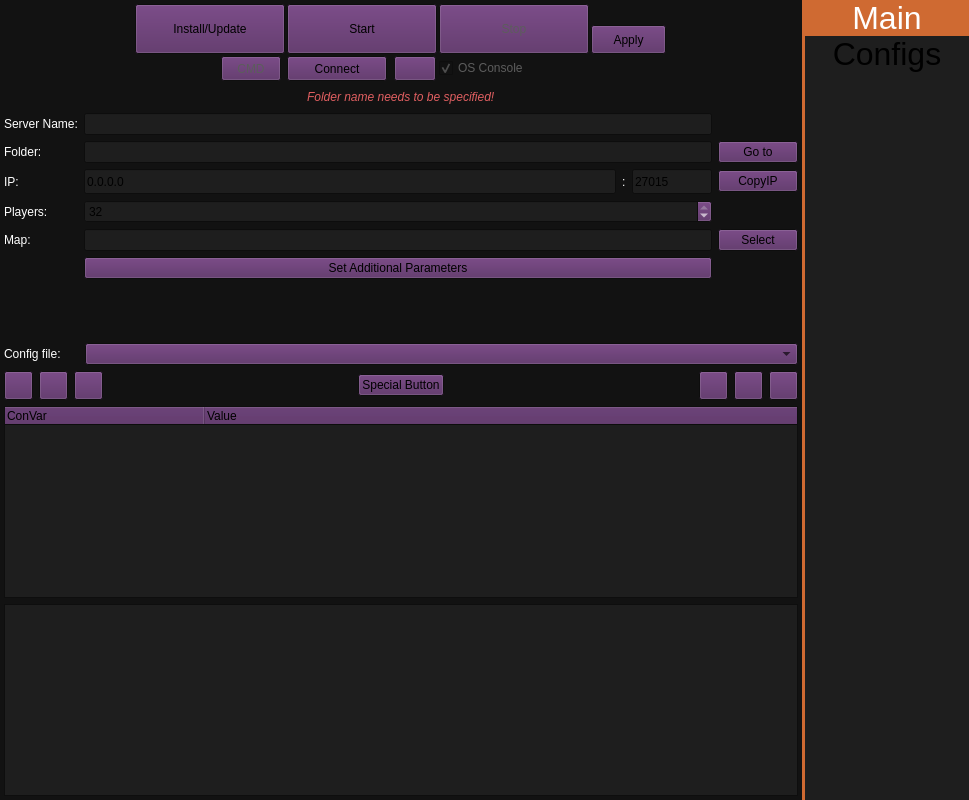
Qt form ui/serverwindow.ui (metootem/TF2-Dedicated-Server-Manager) before a commit.
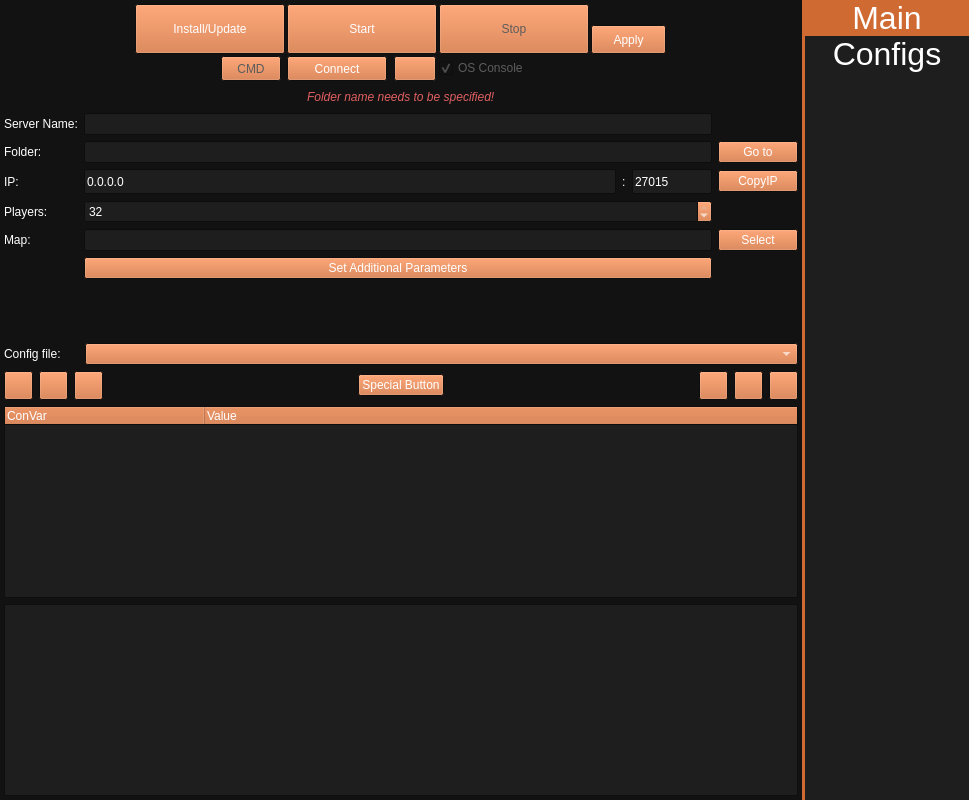
The same form after that commit. Icons and pictures are not drawn.

Commit message: Added app icon and main palette to widgets

What changed in the file:
```diff
--- a/ui/serverwindow.ui
+++ b/ui/serverwindow.ui
@@ -25,9 +25,9 @@
      <colorrole role="Button">
       <brush brushstyle="SolidPattern">
        <color alpha="255">
-        <red>85</red>
-        <green>40</green>
-        <blue>97</blue>
+        <red>207</red>
+        <green>106</green>
+        <blue>50</blue>
        </color>
       </brush>
      </colorrole>
@@ -49,6 +49,24 @@
        </color>
       </brush>
      </colorrole>
+     <colorrole role="Text">
+      <brush brushstyle="SolidPattern">
+       <color alpha="255">
+        <red>255</red>
+        <green>255</green>
+        <blue>255</blue>
+       </color>
+      </brush>
+     </colorrole>
+     <colorrole role="ButtonText">
+      <brush brushstyle="SolidPattern">
+       <color alpha="255">
+        <red>255</red>
+        <green>255</green>
+        <blue>255</blue>
+       </color>
+      </brush>
+     </colorrole>
      <colorrole role="Base">
       <brush brushstyle="SolidPattern">
        <color alpha="255">
@@ -70,9 +88,18 @@
      <colorrole role="Highlight">
       <brush brushstyle="SolidPattern">
        <color alpha="255">
-        <red>85</red>
-        <green>40</green>
-        <blue>97</blue>
+        <red>207</red>
+        <green>106</green>
+        <blue>50</blue>
+       </color>
+      </brush>
+     </colorrole>
+     <colorrole role="LinkVisited">
+      <brush brushstyle="SolidPattern">
+       <color alpha="255">
+        <red>255</red>
+        <green>158</green>
+        <blue>105</blue>
        </color>
       </brush>
      </colorrole>
@@ -108,9 +135,9 @@
      <colorrole role="Button">
       <brush brushstyle="SolidPattern">
        <color alpha="255">
-        <red>85</red>
-        <green>40</green>
-        <blue>97</blue>
+        <red>207</red>
+        <green>106</green>
+        <blue>50</blue>
        </color>
       </brush>
      </colorrole>
@@ -132,6 +159,24 @@
        </color>
       </brush>
      </colorrole>
+     <colorrole role="Text">
+      <brush brushstyle="SolidPattern">
+       <color alpha="255">
+        <red>255</red>
+        <green>255</green>
+        <blue>255</blue>
+       </color>
+      </brush>
+     </colorrole>
+     <colorrole role="ButtonText">
+      <brush brushstyle="SolidPattern">
+       <color alpha="255">
+        <red>255</red>
+        <green>255</green>
+        <blue>255</blue>
+       </color>
+      </brush>
+     </colorrole>
      <colorrole role="Base">
       <brush brushstyle="SolidPattern">
        <color alpha="255">
@@ -153,9 +198,18 @@
      <colorrole role="Highlight">
       <brush brushstyle="SolidPattern">
        <color alpha="255">
-        <red>85</red>
-        <green>40</green>
-        <blue>97</blue>
+        <red>207</red>
+        <green>106</green>
+        <blue>50</blue>
+       </color>
+      </brush>
+     </colorrole>
+     <colorrole role="LinkVisited">
+      <brush brushstyle="SolidPattern">
+       <color alpha="255">
+        <red>255</red>
+        <green>158</green>
+        <blue>105</blue>
        </color>
       </brush>
      </colorrole>
@@ -191,9 +245,9 @@
      <colorrole role="Button">
       <brush brushstyle="SolidPattern">
        <color alpha="255">
-        <red>85</red>
-        <green>40</green>
-        <blue>97</blue>
+        <red>207</red>
+        <green>106</green>
+        <blue>50</blue>
        </color>
       </brush>
      </colorrole>
@@ -251,6 +305,15 @@
        </color>
       </brush>
      </colorrole>
+     <colorrole role="LinkVisited">
+      <brush brushstyle="SolidPattern">
+       <color alpha="255">
+        <red>255</red>
+        <green>158</green>
+        <blue>105</blue>
+       </color>
+      </brush>
+     </colorrole>
      <colorrole role="AlternateBase">
       <brush brushstyle="SolidPattern">
        <color alpha="255">
@@ -854,7 +917,333 @@
            </widget>
           </item>
           <item>
-           <widget class="QComboBox" name="cmbConfigFile"/>
+           <widget class="QComboBox" name="cmbConfigFile">
+            <property name="palette">
+             <palette>
+              <active>
+               <colorrole role="WindowText">
+                <brush brushstyle="SolidPattern">
+                 <color alpha="255">
+                  <red>255</red>
+                  <green>255</green>
+                  <blue>255</blue>
+                 </color>
+                </brush>
+               </colorrole>
+               <colorrole role="Button">
+                <brush brushstyle="SolidPattern">
+                 <color alpha="255">
+                  <red>207</red>
+                  <green>106</green>
+                  <blue>50</blue>
+                 </color>
+                </brush>
+               </colorrole>
+               <colorrole role="Dark">
+                <brush brushstyle="SolidPattern">
+                 <color alpha="255">
+                  <red>92</red>
+                  <green>92</green>
+                  <blue>92</blue>
+                 </color>
+                </brush>
+               </colorrole>
+               <colorrole role="Mid">
+                <brush brushstyle="SolidPattern">
+                 <color alpha="255">
+                  <red>127</red>
+                  <green>127</green>
+                  <blue>127</blue>
+                 </color>
+                </brush>
+               </colorrole>
+               <colorrole role="Text">
+                <brush brushstyle="SolidPattern">
+                 <color alpha="255">
+                  <red>255</red>
+                  <green>255</green>
+                  <blue>255</blue>
+                 </color>
+                </brush>
+               </colorrole>
+               <colorrole role="ButtonText">
+                <brush brushstyle="SolidPattern">
+                 <color alpha="255">
+                  <red>255</red>
+                  <green>255</green>
+                  <blue>255</blue>
+                 </color>
+                </brush>
+               </colorrole>
+               <colorrole role="Base">
+                <brush brushstyle="SolidPattern">
+                 <color alpha="255">
+                  <red>30</red>
+                  <green>30</green>
+                  <blue>30</blue>
+                 </color>
+                </brush>
+               </colorrole>
+               <colorrole role="Window">
+                <brush brushstyle="SolidPattern">
+                 <color alpha="255">
+                  <red>18</red>
+                  <green>18</green>
+                  <blue>18</blue>
+                 </color>
+                </brush>
+               </colorrole>
+               <colorrole role="Highlight">
+                <brush brushstyle="SolidPattern">
+                 <color alpha="255">
+                  <red>207</red>
+                  <green>106</green>
+                  <blue>50</blue>
+                 </color>
+                </brush>
+               </colorrole>
+               <colorrole role="LinkVisited">
+                <brush brushstyle="SolidPattern">
+                 <color alpha="255">
+                  <red>255</red>
+                  <green>158</green>
+                  <blue>105</blue>
+                 </color>
+                </brush>
+               </colorrole>
+               <colorrole role="AlternateBase">
+                <brush brushstyle="SolidPattern">
+                 <color alpha="255">
+                  <red>45</red>
+                  <green>45</green>
+                  <blue>45</blue>
+                 </color>
+                </brush>
+               </colorrole>
+               <colorrole role="ToolTipBase">
+                <brush brushstyle="SolidPattern">
+                 <color alpha="255">
+                  <red>97</red>
+                  <green>97</green>
+                  <blue>97</blue>
+                 </color>
+                </brush>
+               </colorrole>
+              </active>
+              <inactive>
+               <colorrole role="WindowText">
+                <brush brushstyle="SolidPattern">
+                 <color alpha="255">
+                  <red>255</red>
+                  <green>255</green>
+                  <blue>255</blue>
+                 </color>
+                </brush>
+               </colorrole>
+               <colorrole role="Button">
+                <brush brushstyle="SolidPattern">
+                 <color alpha="255">
+                  <red>207</red>
+                  <green>106</green>
+                  <blue>50</blue>
+                 </color>
+                </brush>
+               </colorrole>
+               <colorrole role="Dark">
+                <brush brushstyle="SolidPattern">
+                 <color alpha="255">
+                  <red>92</red>
+                  <green>92</green>
+                  <blue>92</blue>
+                 </color>
+                </brush>
+               </colorrole>
+               <colorrole role="Mid">
+                <brush brushstyle="SolidPattern">
+                 <color alpha="255">
+                  <red>127</red>
+                  <green>127</green>
+                  <blue>127</blue>
+                 </color>
+                </brush>
+               </colorrole>
+               <colorrole role="Text">
+                <brush brushstyle="SolidPattern">
+                 <color alpha="255">
+                  <red>255</red>
+                  <green>255</green>
+                  <blue>255</blue>
+                 </color>
+                </brush>
+               </colorrole>
+               <colorrole role="ButtonText">
+                <brush brushstyle="SolidPattern">
+                 <color alpha="255">
+                  <red>255</red>
+                  <green>255</green>
+                  <blue>255</blue>
+                 </color>
+                </brush>
+               </colorrole>
+               <colorrole role="Base">
+                <brush brushstyle="SolidPattern">
+                 <color alpha="255">
+                  <red>30</red>
+                  <green>30</green>
+                  <blue>30</blue>
+                 </color>
+                </brush>
+               </colorrole>
+               <colorrole role="Window">
+                <brush brushstyle="SolidPattern">
+                 <color alpha="255">
+                  <red>18</red>
+                  <green>18</green>
+                  <blue>18</blue>
+                 </color>
+                </brush>
+               </colorrole>
+               <colorrole role="Highlight">
+                <brush brushstyle="SolidPattern">
+                 <color alpha="255">
+                  <red>207</red>
+                  <green>106</green>
+                  <blue>50</blue>
+                 </color>
+                </brush>
+               </colorrole>
+               <colorrole role="LinkVisited">
+                <brush brushstyle="SolidPattern">
+                 <color alpha="255">
+                  <red>255</red>
+                  <green>158</green>
+                  <blue>105</blue>
+                 </color>
+                </brush>
+               </colorrole>
+               <colorrole role="AlternateBase">
+                <brush brushstyle="SolidPattern">
+                 <color alpha="255">
+                  <red>45</red>
+                  <green>45</green>
+                  <blue>45</blue>
+                 </color>
+                </brush>
+               </colorrole>
+               <colorrole role="ToolTipBase">
+                <brush brushstyle="SolidPattern">
+                 <color alpha="255">
+                  <red>97</red>
+                  <green>97</green>
+                  <blue>97</blue>
+                 </color>
+                </brush>
+               </colorrole>
+              </inactive>
+              <disabled>
+               <colorrole role="WindowText">
+                <brush brushstyle="SolidPattern">
+                 <color alpha="255">
+                  <red>92</red>
+                  <green>92</green>
+                  <blue>92</blue>
+                 </color>
+                </brush>
+               </colorrole>
+               <colorrole role="Button">
+                <brush brushstyle="SolidPattern">
+                 <color alpha="255">
+                  <red>207</red>
+                  <green>106</green>
+                  <blue>50</blue>
+                 </color>
+                </brush>
+               </colorrole>
+               <colorrole role="Dark">
+                <brush brushstyle="SolidPattern">
+                 <color alpha="255">
+                  <red>92</red>
+                  <green>92</green>
+                  <blue>92</blue>
+                 </color>
+                </brush>
+               </colorrole>
+               <colorrole role="Mid">
+                <brush brushstyle="SolidPattern">
+                 <color alpha="255">
+                  <red>127</red>
+                  <green>127</green>
+                  <blue>127</blue>
+                 </color>
+                </brush>
+               </colorrole>
+               <colorrole role="Text">
+                <brush brushstyle="SolidPattern">
+                 <color alpha="255">
+                  <red>92</red>
+                  <green>92</green>
+                  <blue>92</blue>
+                 </color>
+                </brush>
+               </colorrole>
+               <colorrole role="ButtonText">
+                <brush brushstyle="SolidPattern">
+                 <color alpha="255">
+                  <red>92</red>
+                  <green>92</green>
+                  <blue>92</blue>
+                 </color>
+                </brush>
+               </colorrole>
+               <colorrole role="Base">
+                <brush brushstyle="SolidPattern">
+                 <color alpha="255">
+                  <red>18</red>
+                  <green>18</green>
+                  <blue>18</blue>
+                 </color>
+                </brush>
+               </colorrole>
+               <colorrole role="Window">
+                <brush brushstyle="SolidPattern">
+                 <color alpha="255">
+                  <red>18</red>
+                  <green>18</green>
+                  <blue>18</blue>
+                 </color>
+                </brush>
+               </colorrole>
+               <colorrole role="LinkVisited">
+                <brush brushstyle="SolidPattern">
+                 <color alpha="255">
+                  <red>255</red>
+                  <green>158</green>
+                  <blue>105</blue>
+                 </color>
+                </brush>
+               </colorrole>
+               <colorrole role="AlternateBase">
+                <brush brushstyle="SolidPattern">
+                 <color alpha="255">
+                  <red>45</red>
+                  <green>45</green>
+                  <blue>45</blue>
+                 </color>
+                </brush>
+               </colorrole>
+               <colorrole role="ToolTipBase">
+                <brush brushstyle="SolidPattern">
+                 <color alpha="255">
+                  <red>97</red>
+                  <green>97</green>
+                  <blue>97</blue>
+                 </color>
+                </brush>
+               </colorrole>
+              </disabled>
+             </palette>
+            </property>
+           </widget>
           </item>
          </layout>
         </item>
@@ -1055,6 +1444,331 @@
          <layout class="QVBoxLayout" name="verticalLayout">
           <item>
            <widget class="QTreeWidget" name="treeConfigFileData">
+            <property name="palette">
+             <palette>
+              <active>
+               <colorrole role="WindowText">
+                <brush brushstyle="SolidPattern">
+                 <color alpha="255">
+                  <red>255</red>
+                  <green>255</green>
+                  <blue>255</blue>
+                 </color>
+                </brush>
+               </colorrole>
+               <colorrole role="Button">
+                <brush brushstyle="SolidPattern">
+                 <color alpha="255">
+                  <red>207</red>
+                  <green>106</green>
+                  <blue>50</blue>
+                 </color>
+                </brush>
+               </colorrole>
+               <colorrole role="Dark">
+                <brush brushstyle="SolidPattern">
+                 <color alpha="255">
+                  <red>92</red>
+                  <green>92</green>
+                  <blue>92</blue>
+                 </color>
+                </brush>
+               </colorrole>
+               <colorrole role="Mid">
+                <brush brushstyle="SolidPattern">
+                 <color alpha="255">
+                  <red>127</red>
+                  <green>127</green>
+                  <blue>127</blue>
+                 </color>
+                </brush>
+               </colorrole>
+               <colorrole role="Text">
+                <brush brushstyle="SolidPattern">
+                 <color alpha="255">
+                  <red>255</red>
+                  <green>255</green>
+                  <blue>255</blue>
+                 </color>
+                </brush>
+               </colorrole>
+               <colorrole role="ButtonText">
+                <brush brushstyle="SolidPattern">
+                 <color alpha="255">
+                  <red>255</red>
+                  <green>255</green>
+                  <blue>255</blue>
+                 </color>
+                </brush>
+               </colorrole>
+               <colorrole role="Base">
+                <brush brushstyle="SolidPattern">
+                 <color alpha="255">
+                  <red>30</red>
+                  <green>30</green>
+                  <blue>30</blue>
+                 </color>
+                </brush>
+               </colorrole>
+               <colorrole role="Window">
+                <brush brushstyle="SolidPattern">
+                 <color alpha="255">
+                  <red>18</red>
+                  <green>18</green>
+                  <blue>18</blue>
+                 </color>
+                </brush>
+               </colorrole>
+               <colorrole role="Highlight">
+                <brush brushstyle="SolidPattern">
+                 <color alpha="255">
+                  <red>207</red>
+                  <green>106</green>
+                  <blue>50</blue>
+                 </color>
+                </brush>
+               </colorrole>
+               <colorrole role="LinkVisited">
+                <brush brushstyle="SolidPattern">
+                 <color alpha="255">
+                  <red>255</red>
+                  <green>158</green>
+                  <blue>105</blue>
+                 </color>
+                </brush>
+               </colorrole>
+               <colorrole role="AlternateBase">
+                <brush brushstyle="SolidPattern">
+                 <color alpha="255">
+                  <red>45</red>
+                  <green>45</green>
+                  <blue>45</blue>
+                 </color>
+                </brush>
+               </colorrole>
+               <colorrole role="ToolTipBase">
+                <brush brushstyle="SolidPattern">
+                 <color alpha="255">
+                  <red>97</red>
+                  <green>97</green>
+                  <blue>97</blue>
+                 </color>
+                </brush>
+               </colorrole>
+              </active>
+              <inactive>
+               <colorrole role="WindowText">
+                <brush brushstyle="SolidPattern">
+                 <color alpha="255">
+                  <red>255</red>
+                  <green>255</green>
+                  <blue>255</blue>
+                 </color>
+                </brush>
+               </colorrole>
+               <colorrole role="Button">
+                <brush brushstyle="SolidPattern">
+                 <color alpha="255">
+                  <red>207</red>
+                  <green>106</green>
+                  <blue>50</blue>
+                 </color>
+                </brush>
+               </colorrole>
+               <colorrole role="Dark">
+                <brush brushstyle="SolidPattern">
+                 <color alpha="255">
+                  <red>92</red>
+                  <green>92</green>
+                  <blue>92</blue>
+                 </color>
+                </brush>
+               </colorrole>
+               <colorrole role="Mid">
+                <brush brushstyle="SolidPattern">
+                 <color alpha="255">
+                  <red>127</red>
+                  <green>127</green>
+                  <blue>127</blue>
+                 </color>
+                </brush>
+               </colorrole>
+               <colorrole role="Text">
+                <brush brushstyle="SolidPattern">
+                 <color alpha="255">
+                  <red>255</red>
+                  <green>255</green>
+                  <blue>255</blue>
+                 </color>
+                </brush>
+               </colorrole>
+               <colorrole role="ButtonText">
+                <brush brushstyle="SolidPattern">
+                 <color alpha="255">
+                  <red>255</red>
+                  <green>255</green>
+                  <blue>255</blue>
+                 </color>
+                </brush>
+               </colorrole>
+               <colorrole role="Base">
+                <brush brushstyle="SolidPattern">
+                 <color alpha="255">
+                  <red>30</red>
+                  <green>30</green>
+                  <blue>30</blue>
+                 </color>
+                </brush>
+               </colorrole>
+               <colorrole role="Window">
+                <brush brushstyle="SolidPattern">
+                 <color alpha="255">
+                  <red>18</red>
+                  <green>18</green>
+                  <blue>18</blue>
+                 </color>
+                </brush>
+               </colorrole>
+               <colorrole role="Highlight">
+                <brush brushstyle="SolidPattern">
+                 <color alpha="255">
+                  <red>207</red>
+                  <green>106</green>
+                  <blue>50</blue>
+                 </color>
+                </brush>
+               </colorrole>
+               <colorrole role="LinkVisited">
+                <brush brushstyle="SolidPattern">
+                 <color alpha="255">
+                  <red>255</red>
+                  <green>158</green>
+                  <blue>105</blue>
+                 </color>
+                </brush>
+               </colorrole>
+               <colorrole role="AlternateBase">
+                <brush brushstyle="SolidPattern">
+                 <color alpha="255">
+                  <red>45</red>
+                  <green>45</green>
+                  <blue>45</blue>
+                 </color>
+                </brush>
+               </colorrole>
+               <colorrole role="ToolTipBase">
+                <brush brushstyle="SolidPattern">
+                 <color alpha="255">
+                  <red>97</red>
+                  <green>97</green>
+                  <blue>97</blue>
+                 </color>
+                </brush>
+               </colorrole>
+              </inactive>
+              <disabled>
+               <colorrole role="WindowText">
+                <brush brushstyle="SolidPattern">
+                 <color alpha="255">
+                  <red>92</red>
+                  <green>92</green>
+                  <blue>92</blue>
+                 </color>
+                </brush>
+               </colorrole>
+               <colorrole role="Button">
+                <brush brushstyle="SolidPattern">
+                 <color alpha="255">
+                  <red>207</red>
+                  <green>106</green>
+                  <blue>50</blue>
+                 </color>
+                </brush>
+               </colorrole>
+               <colorrole role="Dark">
+                <brush brushstyle="SolidPattern">
+                 <color alpha="255">
+                  <red>92</red>
+                  <green>92</green>
+                  <blue>92</blue>
+                 </color>
+                </brush>
+               </colorrole>
+               <colorrole role="Mid">
+                <brush brushstyle="SolidPattern">
+                 <color alpha="255">
+                  <red>127</red>
+                  <green>127</green>
+                  <blue>127</blue>
+                 </color>
+                </brush>
+               </colorrole>
+               <colorrole role="Text">
+                <brush brushstyle="SolidPattern">
+                 <color alpha="255">
+                  <red>92</red>
+                  <green>92</green>
+                  <blue>92</blue>
+                 </color>
+                </brush>
+               </colorrole>
+               <colorrole role="ButtonText">
+                <brush brushstyle="SolidPattern">
+                 <color alpha="255">
+                  <red>92</red>
+                  <green>92</green>
+                  <blue>92</blue>
+                 </color>
+                </brush>
+               </colorrole>
+               <colorrole role="Base">
+                <brush brushstyle="SolidPattern">
+                 <color alpha="255">
+                  <red>18</red>
+                  <green>18</green>
+                  <blue>18</blue>
+                 </color>
+                </brush>
+               </colorrole>
+               <colorrole role="Window">
+                <brush brushstyle="SolidPattern">
+                 <color alpha="255">
+                  <red>18</red>
+                  <green>18</green>
+                  <blue>18</blue>
+                 </color>
+                </brush>
+               </colorrole>
+               <colorrole role="LinkVisited">
+                <brush brushstyle="SolidPattern">
+                 <color alpha="255">
+                  <red>255</red>
+                  <green>158</green>
+                  <blue>105</blue>
+                 </color>
+                </brush>
+               </colorrole>
+               <colorrole role="AlternateBase">
+                <brush brushstyle="SolidPattern">
+                 <color alpha="255">
+                  <red>45</red>
+                  <green>45</green>
+                  <blue>45</blue>
+                 </color>
+                </brush>
+               </colorrole>
+               <colorrole role="ToolTipBase">
+                <brush brushstyle="SolidPattern">
+                 <color alpha="255">
+                  <red>97</red>
+                  <green>97</green>
+                  <blue>97</blue>
+                 </color>
+                </brush>
+               </colorrole>
+              </disabled>
+             </palette>
+            </property>
             <property name="indentation">
              <number>20</number>
             </property>
@@ -1152,6 +1866,24 @@
           </color>
          </brush>
         </colorrole>
+        <colorrole role="Text">
+         <brush brushstyle="SolidPattern">
+          <color alpha="255">
+           <red>255</red>
+           <green>255</green>
+           <blue>255</blue>
+          </color>
+         </brush>
+        </colorrole>
+        <colorrole role="ButtonText">
+         <brush brushstyle="SolidPattern">
+          <color alpha="255">
+           <red>255</red>
+           <green>255</green>
+           <blue>255</blue>
+          </color>
+         </brush>
+        </colorrole>
         <colorrole role="Base">
          <brush brushstyle="SolidPattern">
           <color alpha="255">
@@ -1206,6 +1938,15 @@
           </color>
          </brush>
         </colorrole>
+        <colorrole role="PlaceholderText">
+         <brush brushstyle="SolidPattern">
+          <color alpha="128">
+           <red>255</red>
+           <green>255</green>
+           <blue>255</blue>
+          </color>
+         </brush>
+        </colorrole>
        </active>
        <inactive>
         <colorrole role="WindowText">
@@ -1244,6 +1985,24 @@
           </color>
          </brush>
         </colorrole>
+        <colorrole role="Text">
+         <brush brushstyle="SolidPattern">
+          <color alpha="255">
+           <red>255</red>
+           <green>255</green>
+           <blue>255</blue>
+          </color>
+         </brush>
+        </colorrole>
+        <colorrole role="ButtonText">
+         <brush brushstyle="SolidPattern">
+          <color alpha="255">
+           <red>255</red>
+           <green>255</green>
+           <blue>255</blue>
+          </color>
+         </brush>
+        </colorrole>
         <colorrole role="Base">
          <brush brushstyle="SolidPattern">
           <color alpha="255">
@@ -1298,6 +2057,15 @@
           </color>
          </brush>
         </colorrole>
+        <colorrole role="PlaceholderText">
+         <brush brushstyle="SolidPattern">
+          <color alpha="128">
+           <red>255</red>
+           <green>255</green>
+           <blue>255</blue>
+          </color>
+         </brush>
+        </colorrole>
        </inactive>
        <disabled>
         <colorrole role="WindowText">
@@ -1399,17 +2167,23 @@
           </color>
          </brush>
         </colorrole>
+        <colorrole role="PlaceholderText">
+         <brush brushstyle="SolidPattern">
+          <color alpha="128">
+           <red>255</red>
+           <green>255</green>
+           <blue>255</blue>
+          </color>
+         </brush>
+        </colorrole>
        </disabled>
       </palette>
      </property>
      <property name="styleSheet">
       <string notr="true">QListWidget {
 	border: none;
-border-left: 3px solid #cf6a32;
-}
-
-QListWidget::item:selected {
-	background-color: #cf6a32;
+	border-left: 3px solid #cf6a32;
+	color: #ffffff;
 }</string>
      </property>
      <property name="selectionBehavior">
```
Left out of the diff: 2600 changed lines with no effect on the pictures. The commit also changes 14 other files.
